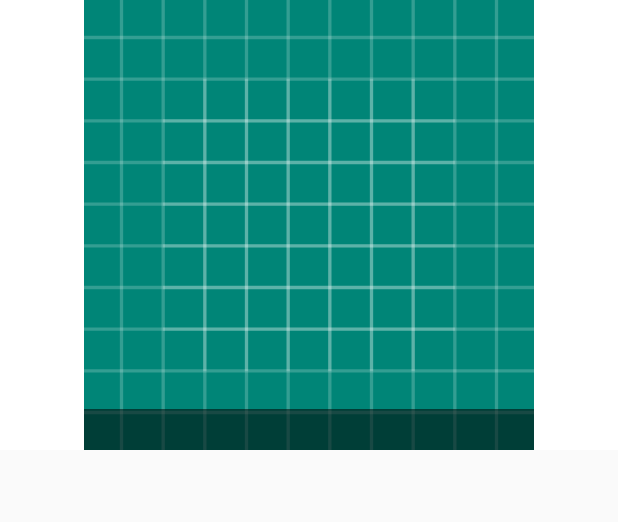
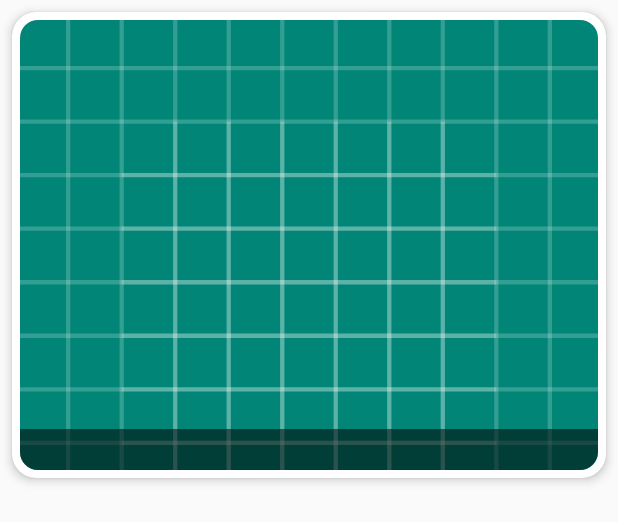
Before and after one commit to abdullah10182/aruba-flora-fauna-android-app, an Android app: the layout layout_flora_category_list_item.xml on its own in the app's theme, with its tools: preview values and no code run, on a phone screen of 412 x 824 dp. Shown: the top 522 px of the screen. Run offline under Robolectric (Android 15) with nearby library versions, the phone set to English and light mode, and no system bars.

Commit message:
rounded corners

```diff
--- a/app/src/main/java/com/triangon/aruba_flora_fauna/activities/FloraCategoryListActivity.java
+++ b/app/src/main/java/com/triangon/aruba_flora_fauna/activities/FloraCategoryListActivity.java
@@ -68,7 +68,7 @@ public class FloraCategoryListActivity extends BaseActivity implements OnFloraCa
         //mRecyclerView.setLayoutManager(new LinearLayoutManager(this));
         GridLayoutManager gridLayoutManager = new GridLayoutManager(getApplicationContext(),columnCount);
         mRecyclerView.setLayoutManager(gridLayoutManager);
-        mRecyclerView.addItemDecoration(new GridLayoutItemDecoration(columnCount, 8, true));
+        mRecyclerView.addItemDecoration(new GridLayoutItemDecoration(columnCount, 0, true));
     }
 
     private void testRetrofitRequest() {
--- a/app/src/main/java/com/triangon/aruba_flora_fauna/adapters/FloraCategoryRecyclerAdapter.java
+++ b/app/src/main/java/com/triangon/aruba_flora_fauna/adapters/FloraCategoryRecyclerAdapter.java
@@ -1,17 +1,25 @@
 package com.triangon.aruba_flora_fauna.adapters;
 
+import android.content.res.Resources;
+import android.graphics.Bitmap;
+import android.graphics.BitmapFactory;
 import android.view.LayoutInflater;
 import android.view.View;
 import android.view.ViewGroup;
 
 import com.bumptech.glide.Glide;
+import com.bumptech.glide.load.resource.bitmap.CenterCrop;
+import com.bumptech.glide.load.resource.bitmap.RoundedCorners;
 import com.bumptech.glide.request.RequestOptions;
+import com.bumptech.glide.request.target.BitmapImageViewTarget;
 import com.triangon.aruba_flora_fauna.R;
 import com.triangon.aruba_flora_fauna.models.FloraCategory;
 
 import java.util.List;
 
 import androidx.annotation.NonNull;
+import androidx.core.graphics.drawable.RoundedBitmapDrawable;
+import androidx.core.graphics.drawable.RoundedBitmapDrawableFactory;
 import androidx.recyclerview.widget.RecyclerView;
 
 public class FloraCategoryRecyclerAdapter extends RecyclerView.Adapter<RecyclerView.ViewHolder> {
@@ -35,12 +43,14 @@ public class FloraCategoryRecyclerAdapter extends RecyclerView.Adapter<RecyclerV
         RequestOptions requestOptions = new RequestOptions()
                 .placeholder(R.drawable.ic_launcher_background);
 
+
+        ((FloraCategoryViewHolder)holder).title.setText(mFloraCategories.get(position).getName());
+
         Glide.with(holder.itemView.getContext())
                 .setDefaultRequestOptions(requestOptions)
                 .load(mFloraCategories.get(position).getCategoryImage().getImageThumbnail())
                 .into(((FloraCategoryViewHolder)holder).image);
 
-        ((FloraCategoryViewHolder)holder).title.setText(mFloraCategories.get(position).getName());
     }
 
     @Override
--- a/app/src/main/res/layout/layout_flora_category_list_item.xml
+++ b/app/src/main/res/layout/layout_flora_category_list_item.xml
@@ -1,19 +1,39 @@
 <?xml version="1.0" encoding="utf-8"?>
 <androidx.constraintlayout.widget.ConstraintLayout xmlns:android="http://schemas.android.com/apk/res/android"
     xmlns:app="http://schemas.android.com/apk/res-auto"
-    xmlns:tools="http://schemas.android.com/tools"
     android:layout_width="match_parent"
     android:layout_height="wrap_content"
+    xmlns:card_view="http://schemas.android.com/tools"
     android:orientation="vertical">
 
     <androidx.cardview.widget.CardView
         android:id="@+id/card_view"
         android:layout_width="match_parent"
         android:layout_height="wrap_content"
+        android:layout_margin="8dp"
+        android:adjustViewBounds="true"
+        android:background="#fff"
         android:foreground="?android:attr/selectableItemBackground"
-        app:cardCornerRadius="0dp"
+        android:maxWidth="300dp"
+        android:maxHeight="300dp"
+        app:cardCornerRadius="16dp"
+        app:cardElevation="4dp"
+        app:layout_constraintBottom_toBottomOf="parent"
+        app:layout_constraintEnd_toEndOf="parent"
+        app:layout_constraintStart_toStartOf="parent"
+        app:layout_constraintTop_toTopOf="parent">
+
+        <androidx.cardview.widget.CardView
+            android:layout_width="match_parent"
+            android:layout_height="wrap_content"
+            app:cardCornerRadius="12dp"
+            android:layout_margin="5dp"
+            android:elevation="0dp"
             app:cardElevation="0dp"
-        app:layout_constraintBottom_toBottomOf="parent"
+            app:cardMaxElevation="0dp"
+            app:cardUseCompatPadding="true"
+            app:cardPreventCornerOverlap="false"
+            android:background="@null"
             app:layout_constraintEnd_toEndOf="parent"
             app:layout_constraintStart_toStartOf="parent"
             app:layout_constraintTop_toTopOf="parent">
@@ -22,8 +42,8 @@
                 android:layout_width="match_parent"
                 android:layout_height="match_parent"
                 android:layout_gravity="center"
+                card_view:cardBackgroundColor="@android:color/transparent"
                 android:adjustViewBounds="true"
-            android:maxWidth="300dp"
                 android:maxHeight="300dp">
 
 
@@ -53,6 +73,8 @@
                     app:layout_constraintStart_toStartOf="@+id/category_image" />
 
             </androidx.constraintlayout.widget.ConstraintLayout>
+        </androidx.cardview.widget.CardView>
+
 
     </androidx.cardview.widget.CardView>
 
```
Lines whose indentation alone changed are shown as unchanged.
